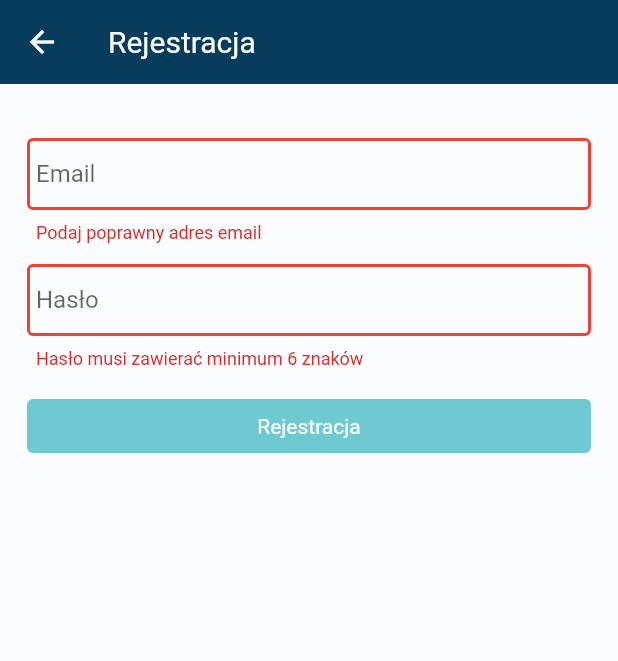
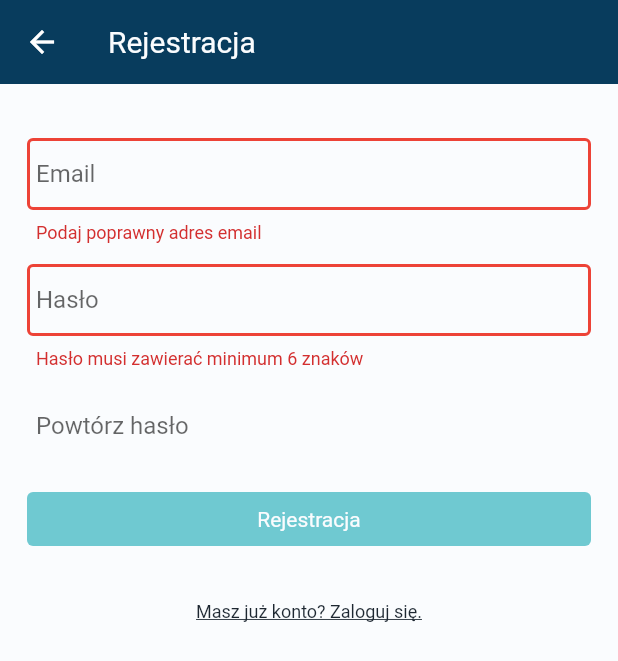
Before and after one commit to artoniaz/chalet, a Flutter app: the Register screen opened directly with empty values, after a tap on "Rejestracja", on a phone screen of 412 x 824 dp. Shown: the top 661 px of the screen. Run offline on Flutter 3.47's test engine with Material 2 defaults, Android fonts, the phone set to English and light mode, and no system bars; our stand-ins replace cached_network_image, carousel_slider, cloud_firestore, dio, firebase_auth, firebase_core and 16 more; missing offline and left inert: flutter_login_facebook, flutter_polyline_points, geoflutterfire, google_place; accounts and stored records are empty.

Commit message:
Added password confirmation to register form

```diff
--- a/lib/screens/authenticate/register.dart
+++ b/lib/screens/authenticate/register.dart
@@ -17,6 +17,7 @@ class _RegisterState extends State<Register> {
   final GlobalKey<FormState> _formKey = GlobalKey<FormState>();
 
   TextEditingController passwordController = TextEditingController();
+  TextEditingController passwordRepeatController = TextEditingController();
   String email = '';
   String error = '';
 
@@ -28,8 +29,7 @@ class _RegisterState extends State<Register> {
       email = email.trim();
       passwordController.text = passwordController.text.trim();
       try {
-        await _authService.registerWithEmailAndPassword(
-            email, passwordController.text);
+        await _authService.registerWithEmailAndPassword(email, passwordController.text);
       } catch (e) {
         setState(() {
           passwordController.clear();
@@ -37,6 +37,10 @@ class _RegisterState extends State<Register> {
           isLoading = false;
         });
       }
+    } else {
+      setState(() {
+        error = '';
+      });
     }
   }
 
@@ -49,39 +53,40 @@ class _RegisterState extends State<Register> {
             onTap: () => dissmissCurrentFocus(context),
             child: Scaffold(
                 appBar: CustomAppBars.customAppBarDark(context, 'Rejestracja'),
-                body: SafeArea(
+                body: SingleChildScrollView(
+                  child: SafeArea(
                     child: Padding(
                       padding: const EdgeInsets.symmetric(
-                        horizontal: Dimentions.horizontalPadding,
-                        vertical: Dimentions.large),
+                          horizontal: Dimentions.horizontalPadding, vertical: Dimentions.large),
                       child: Form(
                           key: _formKey,
                           child: Column(
                             crossAxisAlignment: CrossAxisAlignment.stretch,
                             children: [
                               TextFormField(
-                              decoration: textInputDecoration.copyWith(
-                                  hintText: 'Email'),
+                                decoration: textInputDecoration.copyWith(hintText: 'Email'),
                                 validator: (val) =>
-                                  val!.isEmpty || !val.contains('@')
-                                      ? 'Podaj poprawny adres email'
-                                      : null,
-                              onChanged: (String val) =>
-                                  setState(() => email = val),
+                                    val!.isEmpty || !val.contains('@') ? 'Podaj poprawny adres email' : null,
+                                onChanged: (String val) => setState(() => email = val),
                                 onEditingComplete: () => node.nextFocus(),
                                 keyboardType: TextInputType.emailAddress,
                               ),
                               VerticalSizedBox16(),
                               TextFormField(
                                 controller: passwordController,
-                              decoration: textInputDecoration.copyWith(
-                                  hintText: 'Hasło'),
+                                decoration: textInputDecoration.copyWith(hintText: 'Hasło'),
                                 obscureText: true,
-                              validator: (val) => val!.length < 6
-                                  ? 'Hasło musi zawierać minimum 6 znaków'
-                                  : null,
-                              onEditingComplete: () =>
-                                  registerWithEmailAndPassword(),
+                                validator: (val) => val!.length < 6 ? 'Hasło musi zawierać minimum 6 znaków' : null,
+                                onEditingComplete: () => registerWithEmailAndPassword(),
+                              ),
+                              VerticalSizedBox16(),
+                              TextFormField(
+                                controller: passwordRepeatController,
+                                decoration: textInputDecoration.copyWith(hintText: 'Powtórz hasło'),
+                                obscureText: true,
+                                validator: (val) =>
+                                    val != passwordController.text ? 'Podane hasła nie są zgodne' : null,
+                                onEditingComplete: () => registerWithEmailAndPassword(),
                               ),
                               VerticalSizedBox16(),
                               CustomElevatedButton(
@@ -91,18 +96,17 @@ class _RegisterState extends State<Register> {
                               if (error.isNotEmpty) VerticalSizedBox16(),
                               Text(
                                 error,
-                              style: Theme.of(context)
-                                  .textTheme
-                                  .bodyText2!
-                                  .copyWith(color: Palette.errorRed),
+                                style: Theme.of(context).textTheme.bodyText2!.copyWith(color: Palette.errorRed),
                               ),
                               if (error.isNotEmpty) VerticalSizedBox16(),
                               CustomTextButton(
                                 onPressed: widget.toggleView,
                                 label: 'Masz już konto? Zaloguj się.',
+                                color: Palette.ivoryBlack,
                               )
                             ],
                           )),
+                    ),
                   ),
                 )),
           );
```
Also changed, not shown: 1 other file. Lines whose indentation alone changed are shown as unchanged.
